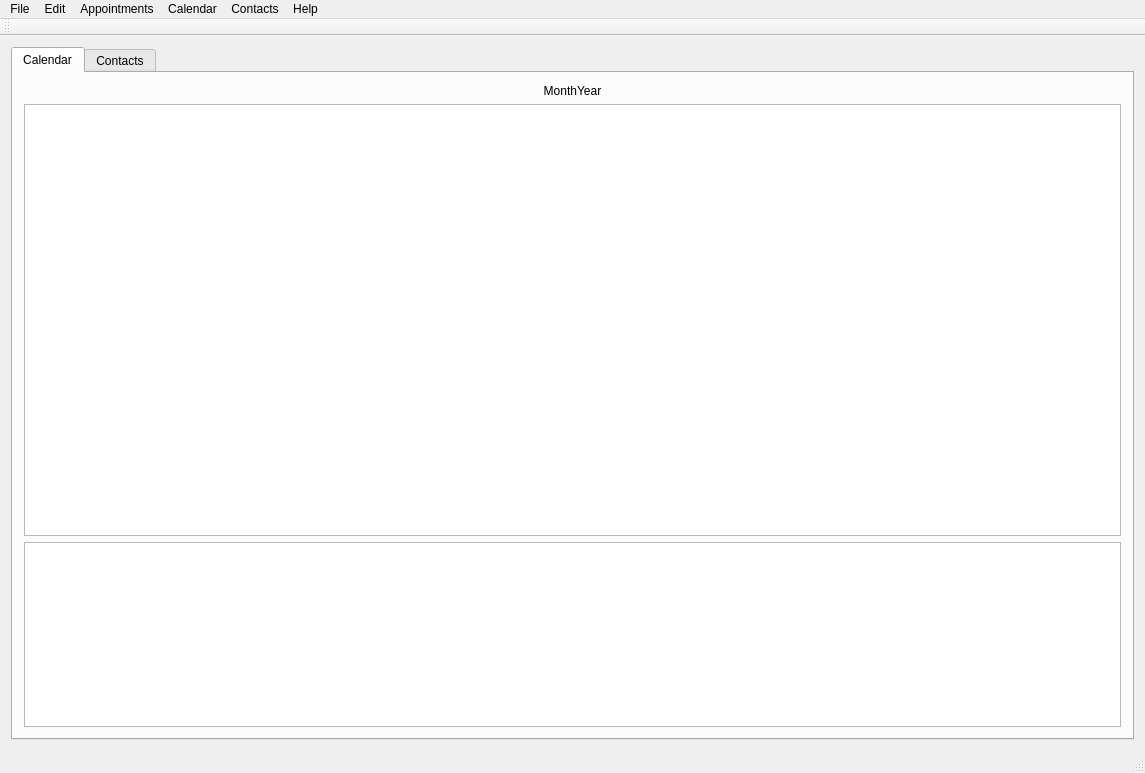
This is src/mainwindow.ui in lxqt/organizer as Qt 5 draws it before an edit. The edited form follows.
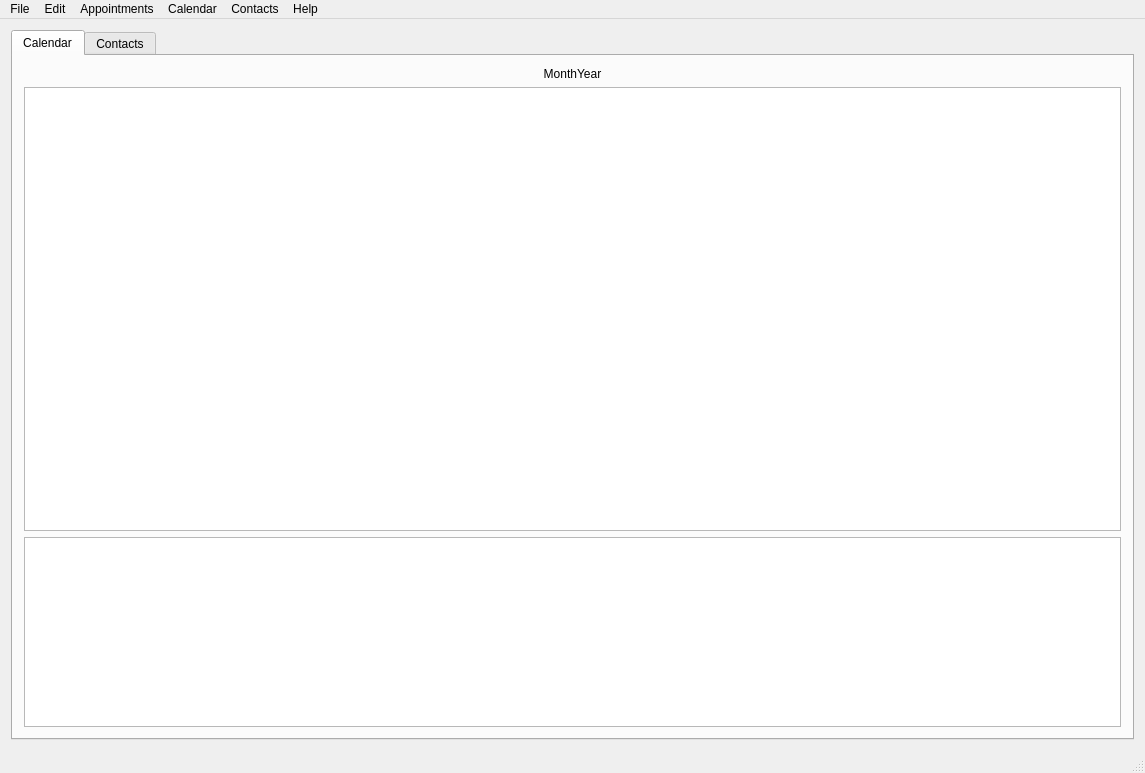
This is the edited form. Icons and pictures are not drawn.

Commit message: Schrödinger's toolbar

Patch:
```diff
--- a/src/mainwindow.ui
+++ b/src/mainwindow.ui
@@ -198,14 +198,6 @@
    <addaction name="menuContacts"/>
    <addaction name="menuHelp"/>
   </widget>
-  <widget class="QToolBar" name="mainToolBar">
-   <attribute name="toolBarArea">
-    <enum>TopToolBarArea</enum>
-   </attribute>
-   <attribute name="toolBarBreak">
-    <bool>false</bool>
-   </attribute>
-  </widget>
   <widget class="QStatusBar" name="statusBar"/>
   <action name="actionExit">
    <property name="text">
```
